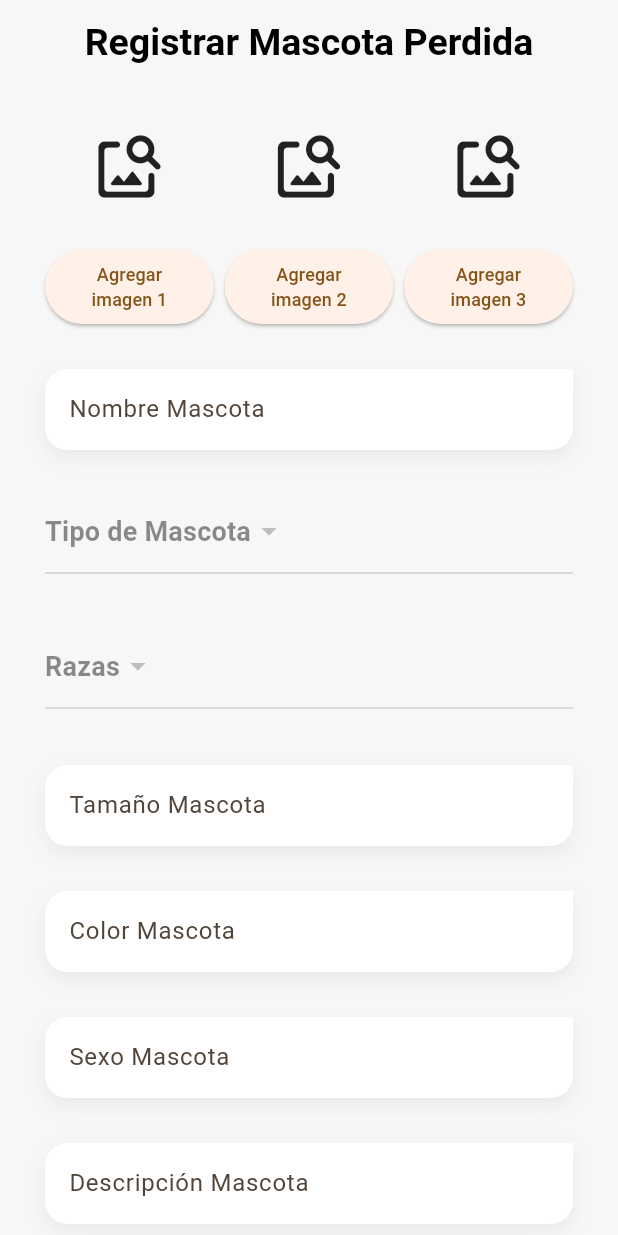
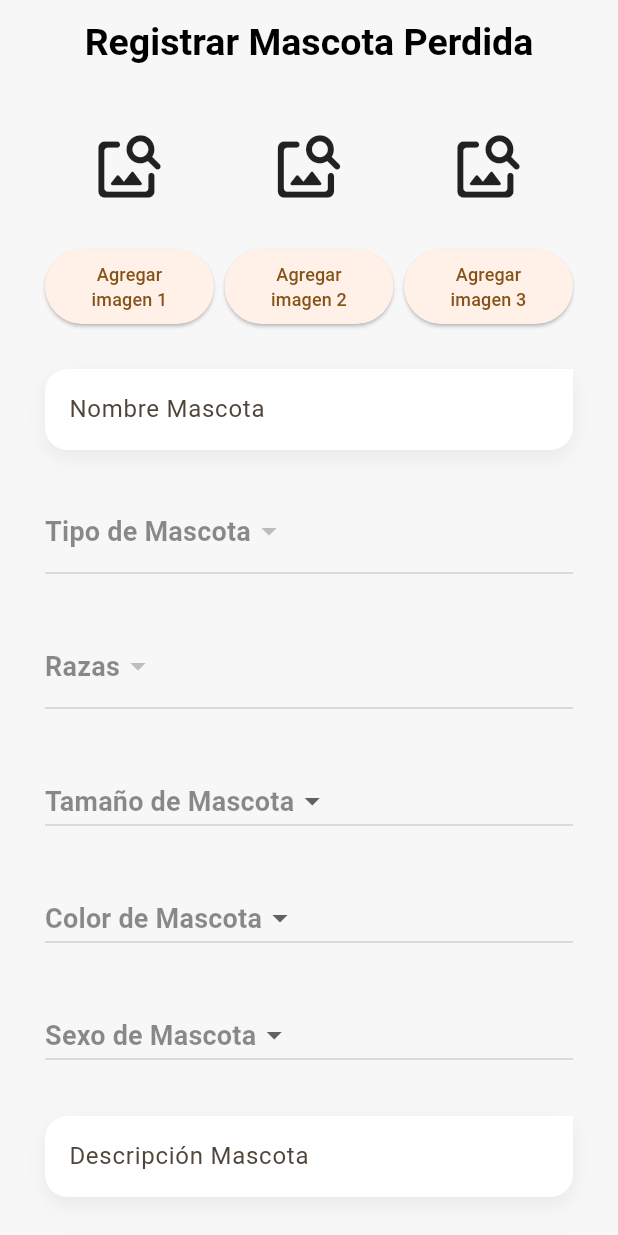
Before and after one commit to JuanesRojass/PetFind, a Flutter app: the UploadLostPets screen opened by its route, on a phone screen of 412 x 824 dp. Run offline on Flutter 3.47's test engine with Material 3 defaults, Android fonts, the phone set to English and light mode, and no system bars; our stand-ins replace equatable, flutter_bloc, flutter_riverpod, formz, go_router, google_fonts and 2 more; network calls fail; project files that could hold a hidden picture were left out.

Commit message:
v0.7.9 Publicar Mascota perdida completado

```diff
--- /dev/null
+++ b/lib/controllers/infrastructure/inputs/drop_down_menu_color.dart
@@ -0,0 +1,84 @@
+import 'package:flutter/material.dart';
+
+class DropDownMenuColor extends StatefulWidget {
+  final TextEditingController controller;
+  const DropDownMenuColor({super.key, required this.controller});
+
+  @override
+  DropDownMenuColorState createState() => DropDownMenuColorState();
+}
+
+class DropDownMenuColorState extends State<DropDownMenuColor> {
+  String? _selectedColor;
+
+  @override
+  Widget build(BuildContext context) {
+    return Container(
+      width: double.infinity,
+      margin: const EdgeInsets.symmetric(horizontal: 0),
+      child: DropdownButton(
+        hint: const Text("Color de Mascota",
+        style: TextStyle(
+              fontSize: 18, fontWeight: FontWeight.bold, color: Colors.black45),),
+        value: _selectedColor,
+        onChanged: (value) {
+          setState(() {
+            _selectedColor = value;
+            widget.controller.text = _selectedColor ?? '';
+          });
+        },
+        items: const [
+          DropdownMenuItem(
+            value: 'Amarillo',
+            child: Text('Amarillo', style: TextStyle(
+                  fontSize: 18,
+                  fontWeight: FontWeight.bold,
+                  color: Colors.black45),),
+          ),
+          DropdownMenuItem(
+            value: 'Blanco',
+            child: Text('Blanco', style: TextStyle(
+                  fontSize: 18,
+                  fontWeight: FontWeight.bold,
+                  color: Colors.black45),),
+          ),
+          DropdownMenuItem(
+            value: 'Beige',
+            child: Text('Beige', style: TextStyle(
+                  fontSize: 18,
+                  fontWeight: FontWeight.bold,
+                  color: Colors.black45),),
+          ),
+          DropdownMenuItem(
+            value: 'Dorado',
+            child: Text('Dorado', style: TextStyle(
+                  fontSize: 18,
+                  fontWeight: FontWeight.bold,
+                  color: Colors.black45),),
+          ),
+          DropdownMenuItem(
+            value: 'Gris',
+            child: Text('Gris', style: TextStyle(
+                  fontSize: 18,
+                  fontWeight: FontWeight.bold,
+                  color: Colors.black45),),
+          ),
+          DropdownMenuItem(
+            value: 'Marrón',
+            child: Text('Marrón', style: TextStyle(
+                  fontSize: 18,
+                  fontWeight: FontWeight.bold,
+                  color: Colors.black45),),
+          ),
+          DropdownMenuItem(
+            value: 'Negro',
+            child: Text('Negro', style: TextStyle(
+                  fontSize: 18,
+                  fontWeight: FontWeight.bold,
+                  color: Colors.black45),),
+          ),
+        ],
+      ),
+    );
+  }
+}
--- /dev/null
+++ b/lib/controllers/infrastructure/inputs/drop_down_menu_sexo.dart
@@ -0,0 +1,49 @@
+import 'package:flutter/material.dart';
+
+class DropDownMenuSexo extends StatefulWidget {
+  final TextEditingController controller;
+  const DropDownMenuSexo({super.key, required this.controller});
+
+  @override
+  DropDownMenuSexoState createState() => DropDownMenuSexoState();
+}
+
+class DropDownMenuSexoState extends State<DropDownMenuSexo> {
+  String? _selectedSexo;
+
+  @override
+  Widget build(BuildContext context) {
+    return Container(
+      width: double.infinity,
+      margin: const EdgeInsets.symmetric(horizontal: 0),
+      child: DropdownButton(
+        hint: const Text("Sexo de Mascota",
+        style: TextStyle(
+              fontSize: 18, fontWeight: FontWeight.bold, color: Colors.black45),),
+        value: _selectedSexo,
+        onChanged: (value) {
+          setState(() {
+            _selectedSexo = value;
+            widget.controller.text = _selectedSexo ?? '';
+          });
+        },
+        items: const [
+          DropdownMenuItem(
+            value: 'Hembra',
+            child: Text('Hembra', style: TextStyle(
+                  fontSize: 18,
+                  fontWeight: FontWeight.bold,
+                  color: Colors.black45),),
+          ),
+          DropdownMenuItem(
+            value: 'Macho',
+            child: Text('Macho', style: TextStyle(
+                  fontSize: 18,
+                  fontWeight: FontWeight.bold,
+                  color: Colors.black45),),
+          ),
+        ],
+      ),
+    );
+  }
+}
--- /dev/null
+++ b/lib/controllers/infrastructure/inputs/drop_down_menu_tamano.dart
@@ -0,0 +1,56 @@
+import 'package:flutter/material.dart';
+
+class DropDownMenuTamano extends StatefulWidget {
+  final TextEditingController controller;
+  const DropDownMenuTamano({super.key, required this.controller});
+
+  @override
+  DropDownMenuTamanoState createState() => DropDownMenuTamanoState();
+}
+
+class DropDownMenuTamanoState extends State<DropDownMenuTamano> {
+  String? _selectedTamano;
+
+  @override
+  Widget build(BuildContext context) {
+    return Container(
+      width: double.infinity,
+      margin: const EdgeInsets.symmetric(horizontal: 0),
+      child: DropdownButton(
+        hint: const Text("Tamaño de Mascota",
+        style: TextStyle(
+              fontSize: 18, fontWeight: FontWeight.bold, color: Colors.black45),),
+        value: _selectedTamano,
+        onChanged: (value) {
+          setState(() {
+            _selectedTamano = value;
+            widget.controller.text = _selectedTamano ?? '';
+          });
+        },
+        items: const [
+          DropdownMenuItem(
+            value: 'Grande',
+            child: Text('Grande', style: TextStyle(
+                  fontSize: 18,
+                  fontWeight: FontWeight.bold,
+                  color: Colors.black45),),
+          ),
+          DropdownMenuItem(
+            value: 'Mediano',
+            child: Text('Mediano', style: TextStyle(
+                  fontSize: 18,
+                  fontWeight: FontWeight.bold,
+                  color: Colors.black45),),
+          ),
+          DropdownMenuItem(
+            value: 'Pequeño',
+            child: Text('Pequeño', style: TextStyle(
+                  fontSize: 18,
+                  fontWeight: FontWeight.bold,
+                  color: Colors.black45),),
+          ),
+        ],
+      ),
+    );
+  }
+}
--- a/lib/views/content/screens/upload_lost_pets_screen.dart
+++ b/lib/views/content/screens/upload_lost_pets_screen.dart
@@ -61,9 +61,15 @@ class UploadLostPetsState extends ConsumerState<UploadLostPets> {
     var getimage2 = await imagePicker.pickImage(source: ImageSource.gallery);
 
     setState(() {
-      imagepath2 = File(getimage2!.path);
+      if (getimage2 != null) {
+        imagepath2 = File(getimage2.path);
         imagename2 = getimage2.path.split('/').last;
         imagedata2 = base64Encode(imagepath2!.readAsBytesSync());
+      } else {
+        imagepath2 = null;
+        imagename2 = null;
+        imagedata2 = null;
+      }
     });
   }
 
@@ -71,9 +77,15 @@ class UploadLostPetsState extends ConsumerState<UploadLostPets> {
     var getimage3 = await imagePicker.pickImage(source: ImageSource.gallery);
 
     setState(() {
-      imagepath3 = File(getimage3!.path);
+      if (getimage3 != null) {
+        imagepath3 = File(getimage3.path);
         imagename3 = getimage3.path.split('/').last;
         imagedata3 = base64Encode(imagepath3!.readAsBytesSync());
+      } else {
+        imagepath3 = null;
+        imagename3 = null;
+        imagedata3 = null;
+      }
     });
   }
 
@@ -96,10 +108,10 @@ class UploadLostPetsState extends ConsumerState<UploadLostPets> {
           "idCliente": idCliente,
           "data": imagedata,
           "name": imagename,
-          "data2": imagedata2,
-          "name2": imagename2,
-          "data3": imagedata3,
-          "name3": imagename3,
+          "data2": imagedata2 ?? "",
+          "name2": imagename2 ?? "",
+          "data3": imagedata3 ?? "",
+          "name3": imagename3 ?? "",
         });
         print('Response body: ${res.body}');
 
@@ -251,7 +263,8 @@ class UploadLostPetsState extends ConsumerState<UploadLostPets> {
                             onPressed: () {
                               ScaffoldMessenger.of(context).showSnackBar(
                                 const SnackBar(
-                                  content: Text('Selecciona imagen 1 y 2 para agregar mas'),
+                                  content: Text(
+                                      'Selecciona imagen 1 y 2 para agregar mas'),
                                 ),
                               );
                             },
@@ -292,28 +305,16 @@ class UploadLostPetsState extends ConsumerState<UploadLostPets> {
                     controller: razaMascota,
                   )),
               const SizedBox(height: 30),
-              CustomTextFormField(
-                label: 'Tamaño Mascota',
-                keyboardType: TextInputType.text,
+              DropDownMenuTamano(
                 controller: tamanoMascota,
-                // onChanged: loginCubit.telefonoChanged,
-                // errorMessage: telefonoCubit.errorMessage
               ),
               const SizedBox(height: 30),
-              CustomTextFormField(
-                label: 'Color Mascota',
-                keyboardType: TextInputType.text,
-                controller: colorMascota,
-                // onChanged: loginCubit.descriptionChanged,
-                // errorMessage: descriptionCubit.errorMessage,
+              DropDownMenuColor(
+                controller: colorMascota
                 ),
               const SizedBox(height: 30),
-              CustomTextFormField(
-                label: 'Sexo Mascota',
-                keyboardType: TextInputType.text,
-                controller: sexoMascota,
-                // onChanged: loginCubit.misionChanged,
-                // errorMessage: misionCubit.errorMessage,
+              DropDownMenuSexo(
+                controller: sexoMascota
                 ),
               const SizedBox(height: 30),
               CustomTextFormField(
```
Also changed, not shown: lib/controllers/infrastructure/inputs/inputs.dart (+5 -2 lines), lib/models/post/post_lost_pets_model.dart (added, +36 -0 lines). Lines whose indentation alone changed are shown as unchanged.
